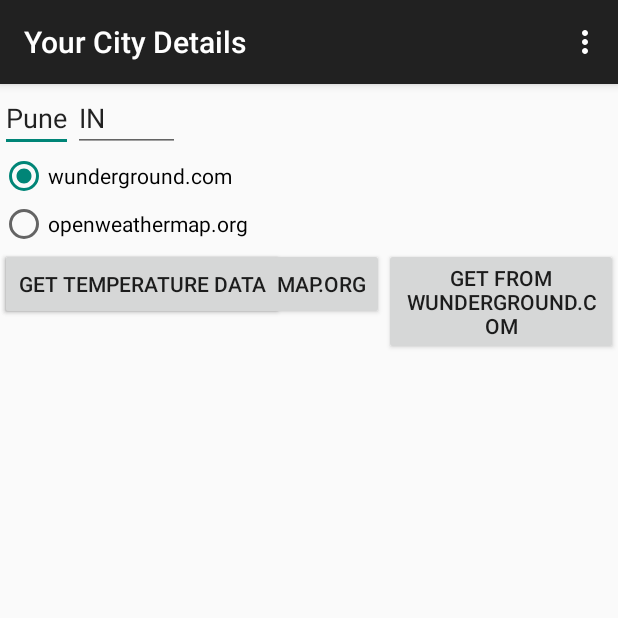
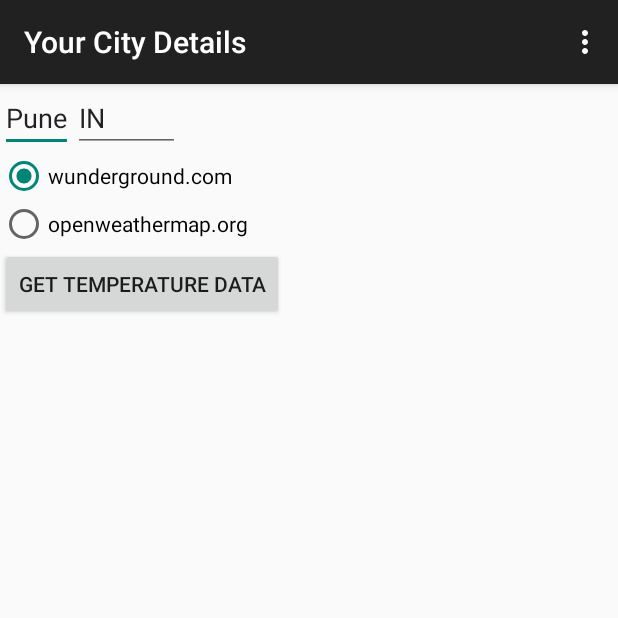
Before and after one commit to gauravsak/Weather1Self, an Android app: the screen it shows after launch (EnterCityDetailsActivity), on a phone screen of 412 x 824 dp, the top half of it. Run offline under Robolectric (Android 15) with nearby library versions, the phone set to English and light mode, and no system bars; our stand-ins replace ButterKnife; libraries missing offline, so code that uses them is left out: com.squareup.okhttp, retrofit.client; 4 statements that could not run were skipped.

Commit message:
Added selection of weather source based on radio button and single submit button

```diff
--- a/app/src/main/res/layout/activity_enter_city_details.xml
+++ b/app/src/main/res/layout/activity_enter_city_details.xml
@@ -22,47 +22,32 @@
             android:hint="@string/enter_country_name"/>
 
         <RadioGroup
+            android:id="@+id/weather_source_radio_group"
             android:layout_width="wrap_content"
             android:layout_height="wrap_content"
-            android:layout_below="@+id/city_txt"
-            android:id="@+id/weather_source_radio_group">
+            android:layout_below="@+id/city_txt">
 
             <RadioButton
+                android:id="@+id/wunderground_com_radio_btn"
                 android:layout_width="wrap_content"
                 android:layout_height="wrap_content"
-                android:text="@string/wunderground_com"
+                android:text="@string/wunderground_com_radio"
                 android:checked="true"/>
 
             <RadioButton
+                android:id="@+id/openweathermap_org_radio_btn"
                 android:layout_width="wrap_content"
                 android:layout_height="wrap_content"
-                android:text="@string/openweathermap_org"/>
+                android:text="@string/openweathermap_org_radio"/>
 
             </RadioGroup>
 
         <Button
+            android:id="@+id/get_temperature_data_btn"
             android:layout_width="wrap_content"
             android:layout_height="wrap_content"
-            android:layout_below="@+id/weather_source_radio_group"
-            android:id="@+id/get_from_OWM_btn"
-            android:text="@string/get_from_OWM"
-            android:onClick="sendDetailsToOWM"/>
-
-        <Button
-            android:layout_width="wrap_content"
-            android:layout_height="wrap_content"
-            android:layout_below="@+id/weather_source_radio_group"
-            android:layout_toEndOf="@+id/get_from_OWM_btn"
-            android:layout_toRightOf="@+id/get_from_OWM_btn"
-            android:id="@+id/get_from_WU_btn"
-            android:text="@string/get_from_WU"
-            android:onClick="sendDetailsToWU"/>
-
-        <Button
-            android:layout_width="wrap_content"
-            android:layout_height="wrap_content"
-            android:id="@+id/get_temperature_data_btn"
+            android:layout_below="@id/weather_source_radio_group"
             android:text="@string/get_temperature_data"
-            android:layout_below="@id/weather_source_radio_group"/>
+            android:onClick="sendDetails"/>
 
 </RelativeLayout>
--- a/app/src/main/res/values/strings.xml
+++ b/app/src/main/res/values/strings.xml
@@ -14,8 +14,8 @@
     <string name="default_city">Pune</string>
     <string name="default_country">IN</string>
     <string name="get_from_WU">Get from wunderground.com</string>
-    <string name="wunderground_com">wunderground.com</string>
-    <string name="openweathermap_org">openweathermap.org</string>
+    <string name="wunderground_com_radio">wunderground.com</string>
+    <string name="openweathermap_org_radio">openweathermap.org</string>
     <string name="get_temperature_data">Get temperature data</string>
 
 </resources>
```
Also changed, not shown: app/src/main/java/com/equalexperts/weather1self/activity/EnterCityDetailsActivity.java (+24 -16 lines).
